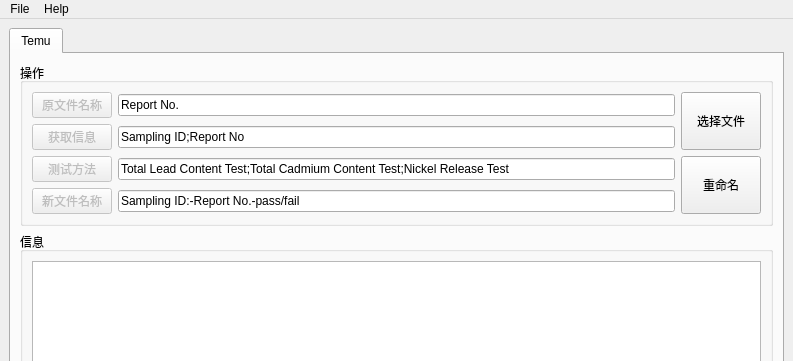
Before: the Qt Designer form PDF_Rename_UI.ui in chen-huai/Temu_PDF_Rename_APP, drawn with Qt 5; both pictures show x 0 to 793 and y 0 to 361 of the 793 by 600 pixel window.
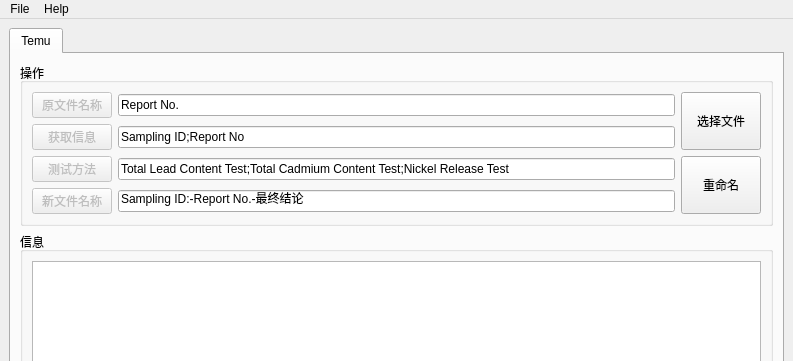
After: the same form once the commit is applied. Icons and pictures are not drawn.

The edit to the form file:
```diff
--- a/PDF_Rename_UI.ui
+++ b/PDF_Rename_UI.ui
@@ -99,7 +99,7 @@
            <item row="3" column="1">
             <widget class="QLineEdit" name="lineEdit_4">
              <property name="text">
-              <string>Sampling ID:-Report No.-pass/fail</string>
+              <string>Sampling ID:-Report No.-最终结论</string>
              </property>
             </widget>
            </item>
```
